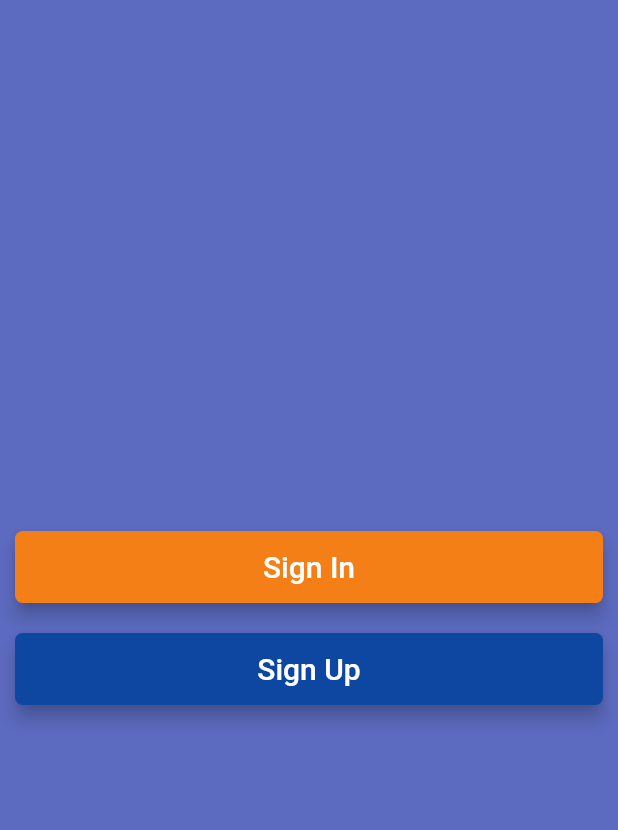
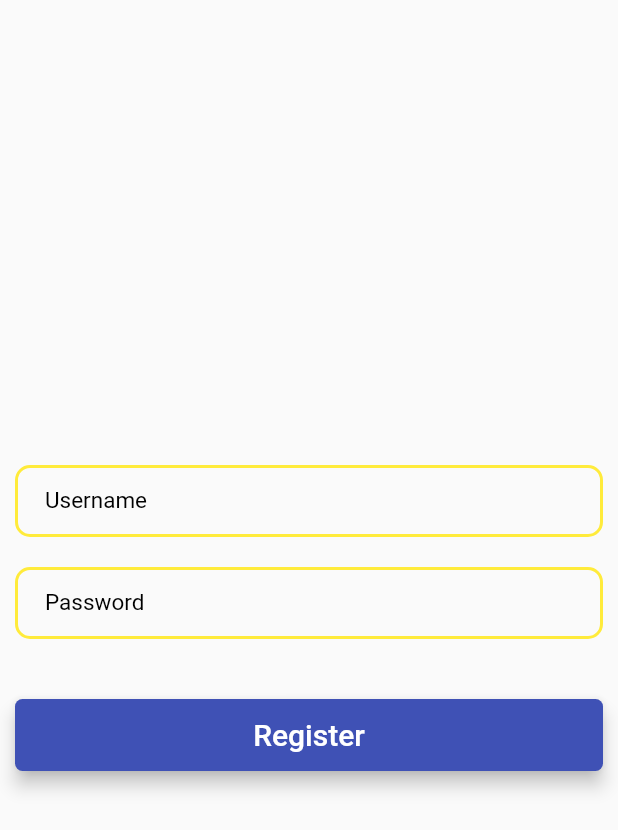
Before and after one commit to Sefen97/chat-application, a Flutter app: the screen it shows after launch, after a tap on "Sign Up", on a phone screen of 412 x 824 dp. Shown: the top 830 px of the screen. Run offline on Flutter 3.47's test engine with Material 2 defaults, Android fonts, the phone set to English and light mode, and no system bars.

Commit message:
add register screen

```diff
--- /dev/null
+++ b/lib/shere_functions/push_to.dart
@@ -0,0 +1,13 @@
+import 'package:flutter/material.dart';
+
+Future pushTo({required BuildContext context, required Widget screenName}) {
+  return Navigator.push(context, MaterialPageRoute(builder: (_) => screenName));
+}
+
+void pop({required BuildContext context}) {
+  return Navigator.pop(context);
+}
+
+void callBack({required BuildContext context, dynamic callBackValue}) {
+  return Navigator.pop(context, callBackValue);
+}
--- /dev/null
+++ b/lib/ui/screens/rejester_screen/register_screen.dart
@@ -0,0 +1,16 @@
+import 'package:chat_application/ui/screens/rejester_screen/register_screen_body_widget.dart';
+import 'package:flutter/material.dart';
+
+class RegisterScreen extends StatefulWidget {
+  const RegisterScreen({Key? key}) : super(key: key);
+
+  @override
+  State<RegisterScreen> createState() => _RegisterScreenState();
+}
+
+class _RegisterScreenState extends State<RegisterScreen> {
+  @override
+  Widget build(BuildContext context) {
+    return const RegisterScreenBodyWidget();
+  }
+}
--- /dev/null
+++ b/lib/ui/screens/rejester_screen/register_screen_body_widget.dart
@@ -0,0 +1,60 @@
+import 'package:chat_application/shere_functions/push_to.dart';
+import 'package:chat_application/ui/shere_widget/button_widget.dart';
+import 'package:chat_application/ui/shere_widget/textfield_widget.dart';
+import 'package:flutter/material.dart';
+
+class RegisterScreenBodyWidget extends StatefulWidget {
+  const RegisterScreenBodyWidget({Key? key}) : super(key: key);
+
+  @override
+  State<RegisterScreenBodyWidget> createState() =>
+      _RegisterScreenBodyWidgetState();
+}
+
+class _RegisterScreenBodyWidgetState extends State<RegisterScreenBodyWidget> {
+  TextEditingController passwordController = TextEditingController();
+  TextEditingController userNameController = TextEditingController();
+
+  @override
+  Widget build(BuildContext context) {
+    return Scaffold(
+      body: Padding(
+        padding: const EdgeInsets.all(10),
+        child: Column(
+            mainAxisAlignment: MainAxisAlignment.center,
+            crossAxisAlignment: CrossAxisAlignment.center,
+            children: [
+              TextFieldWidget(
+                  onChanged: (value) {},
+                  controller: userNameController,
+                  hintText: "Username",
+                  labelText: "Username",
+                  borderColor: Colors.yellow,
+                  hintColor: Colors.black,
+                  hintFontSize: 15,
+                  labelColor: Colors.black,
+                  labelFontSize: 15),
+              const SizedBox(
+                height: 20,
+              ),
+              TextFieldWidget(
+                  onChanged: (value) {},
+                  controller: passwordController,
+                  hintText: "Password",
+                  labelText: "Password",
+                  borderColor: Colors.yellow,
+                  hintColor: Colors.black,
+                  hintFontSize: 15,
+                  labelColor: Colors.black,
+                  labelFontSize: 15),
+              const SizedBox(
+                height: 40,
+              ),
+              ButtonWidget(
+                  buttonTitle: "Register",
+                  onPressed: () => pop(context: context)),
+            ]),
+      ),
+    );
+  }
+}
--- a/lib/ui/screens/welcom_screen/welcome_screen_body_widget.dart
+++ b/lib/ui/screens/welcom_screen/welcome_screen_body_widget.dart
@@ -1,4 +1,6 @@
-import 'package:chat_application/ui/shere_widget/custom_button.dart';
+import 'package:chat_application/shere_functions/push_to.dart';
+import 'package:chat_application/ui/screens/rejester_screen/register_screen.dart';
+import 'package:chat_application/ui/shere_widget/button_widget.dart';
 import 'package:flutter/material.dart';
 
 class WelcomeScreenBodyWidget extends StatefulWidget {
@@ -17,15 +19,18 @@ class _WelcomeScreenBodyWidgetState extends State<WelcomeScreenBodyWidget> {
       child: Column(
         mainAxisAlignment: MainAxisAlignment.center,
         children: [
-          CustomButtonWidget(
+          ButtonWidget(
             buttonTitle: "Sign In",
             onPressed: () {},
             buttonColor: Colors.yellow[900]!,
           ),
-          const SizedBox(height: 20,),
-          CustomButtonWidget(
+          const SizedBox(
+            height: 20,
+          ),
+          ButtonWidget(
             buttonTitle: "Sign Up",
-            onPressed: () {},
+            onPressed: () =>
+                pushTo(context: context, screenName: const RegisterScreen()),
             buttonColor: Colors.blue[900]!,
           ),
         ],
--- a/lib/ui/shere_widget/custom_button.dart
+++ b/lib/ui/shere_widget/button_widget.dart
@@ -1,6 +1,6 @@
 import 'package:flutter/material.dart';
 
-class CustomButtonWidget extends StatefulWidget {
+class ButtonWidget extends StatefulWidget {
   final Function() onPressed;
   final String buttonTitle;
   final double buttonTitleSize;
@@ -8,21 +8,21 @@ class CustomButtonWidget extends StatefulWidget {
   final Color buttonTitleColor;
   final Color buttonColor;
 
-  const CustomButtonWidget({
+  const ButtonWidget({
     Key? key,
     required this.buttonTitle,
     required this.onPressed,
     this.buttonTitleColor = Colors.white,
     this.buttonTitleSize = 20,
-    this.buttonColor = Colors.blueAccent,
+    this.buttonColor = Colors.indigo,
     this.width,
   }) : super(key: key);
 
   @override
-  State<CustomButtonWidget> createState() => _CustomButtonWidgetState();
+  State<ButtonWidget> createState() => _ButtonWidgetState();
 }
 
-class _CustomButtonWidgetState extends State<CustomButtonWidget> {
+class _ButtonWidgetState extends State<ButtonWidget> {
   @override
   Widget build(BuildContext context) {
     return Material(
--- /dev/null
+++ b/lib/ui/shere_widget/textfield_widget.dart
@@ -0,0 +1,68 @@
+import 'package:flutter/material.dart';
+
+class TextFieldWidget extends StatefulWidget {
+  final void Function(String) onChanged;
+  final TextEditingController controller;
+  final String hintText;
+  final String labelText;
+  final Color labelColor;
+  final Color hintColor;
+  final Color borderColor;
+  final double hintFontSize;
+  final double labelFontSize;
+
+  const TextFieldWidget({
+    Key? key,
+    required this.onChanged,
+    required this.controller,
+    required this.hintText,
+    required this.labelText,
+    this.hintFontSize = 20,
+    this.hintColor = Colors.indigo,
+    this.labelColor = Colors.indigo,
+    this.labelFontSize = 20,
+    this.borderColor = Colors.white,
+  }) : super(key: key);
+
+  @override
+  State<TextFieldWidget> createState() => _TextFieldWidgetState();
+}
+
+class _TextFieldWidgetState extends State<TextFieldWidget> {
+  @override
+  Widget build(BuildContext context) {
+    return TextFormField(
+        onChanged: widget.onChanged,
+        controller: widget.controller,
+        decoration: InputDecoration(
+          border: OutlineInputBorder(
+            borderRadius: BorderRadius.circular(10),
+            borderSide: BorderSide(color: widget.borderColor, width: 2),
+          ),
+          contentPadding:
+              const EdgeInsets.symmetric(horizontal: 20, vertical: 10),
+          hintText: widget.hintText,
+          labelText: widget.labelText,
+          labelStyle: TextStyle(
+            color: widget.labelColor,
+            fontSize: widget.labelFontSize,
+          ),
+          hintStyle: TextStyle(
+            color: widget.hintColor,
+            fontSize: widget.hintFontSize,
+          ),
+          enabledBorder: OutlineInputBorder(
+            borderSide: BorderSide(color: widget.borderColor, width: 2),
+            borderRadius: BorderRadius.circular(10),
+          ),
+          focusedBorder: OutlineInputBorder(
+            borderSide: BorderSide(color: widget.borderColor, width: 2),
+            borderRadius: BorderRadius.circular(10),
+          ),
+          errorBorder: OutlineInputBorder(
+            borderSide: const BorderSide(color: Colors.red, width: 2),
+            borderRadius: BorderRadius.circular(10),
+          ),
+        ));
+  }
+}
```
